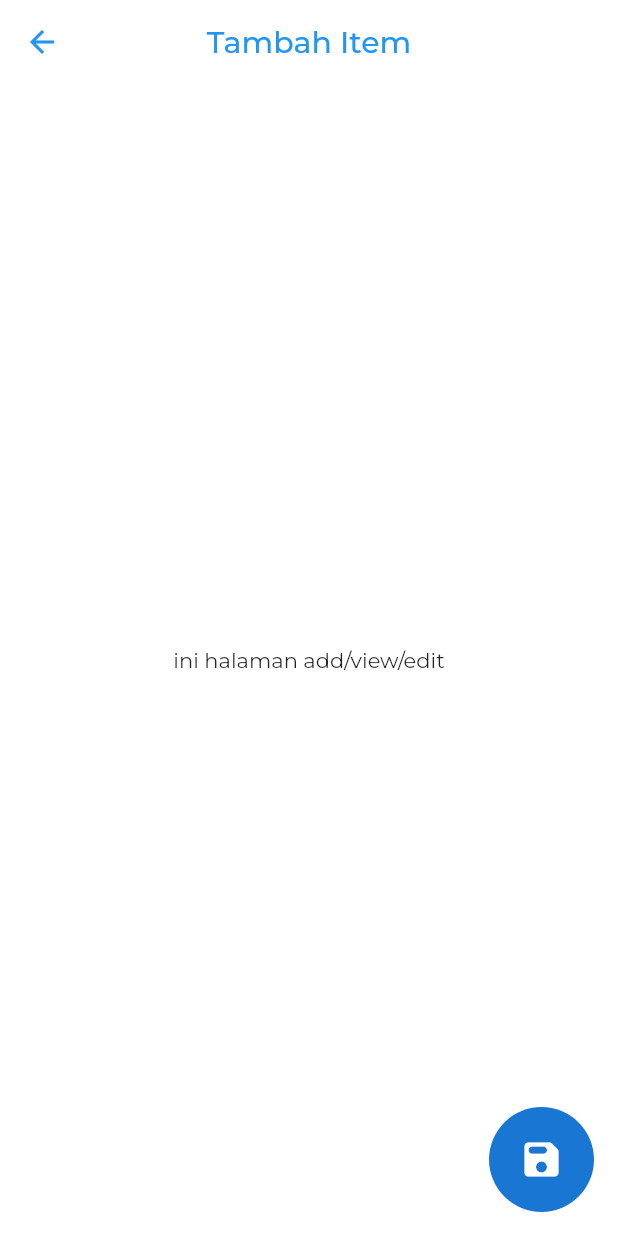
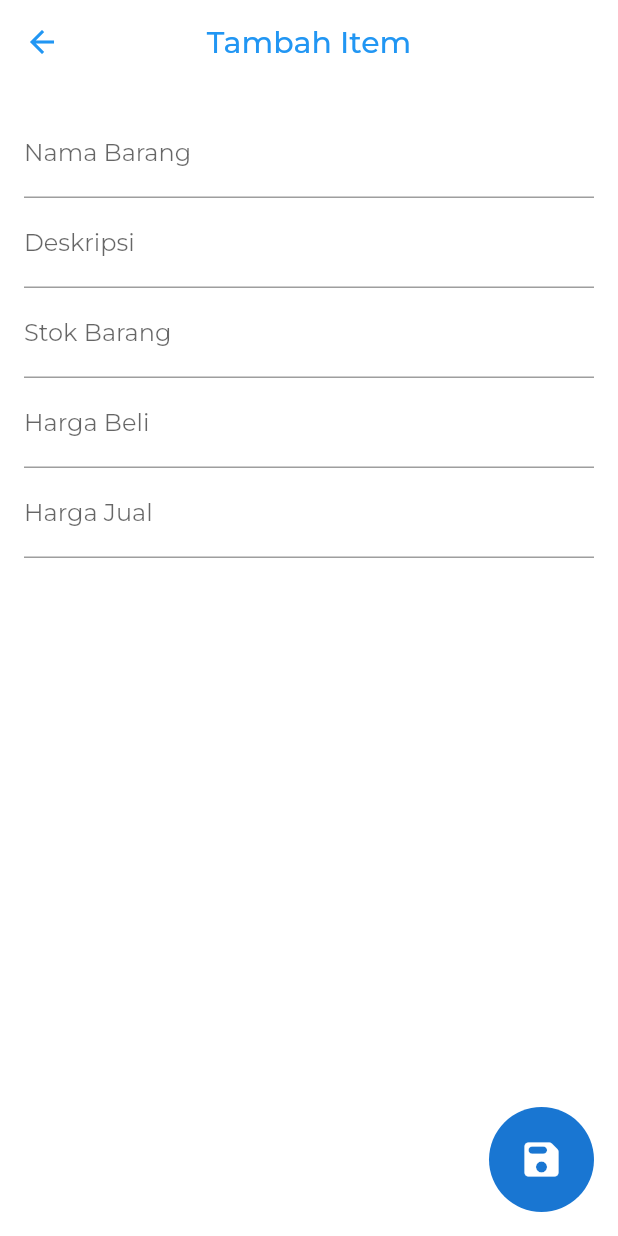
Before and after one commit to ramasii/itemwise, a Flutter app: the screen it shows after launch, after a tap on the "add" icon, on a phone screen of 412 x 824 dp. Run offline on Flutter 3.47's test engine with Material 2 defaults, Android fonts, the phone set to English and light mode, and no system bars; our stand-ins replace shared_preferences; generated files the repository leaves out were written again.

Commit message:
CREATE, READ, DELETE

```diff
--- a/lib/allpackages.dart
+++ b/lib/allpackages.dart
@@ -1,3 +1,6 @@
 export 'package:flutter_localizations/flutter_localizations.dart';
 export 'package:flutter_gen/gen_l10n/app_localizations.dart';
 export 'dart:convert';
+export 'package:shared_preferences/shared_preferences.dart';
+export './utils/itemwise_utils.dart';
+export 'dart:developer';
--- a/lib/l10n/app_id.arb
+++ b/lib/l10n/app_id.arb
@@ -2,5 +2,11 @@
     "addItem": "Tambah Item",
     "thisRoomEmpty": "Ruangan ini kosong",
     "close": "Tutup",
-    "itemDetail": "Detail Item"
+    "itemDetail": "Detail Item",
+    "itemName": "Nama Barang",
+    "description": "Deskripsi",
+    "itemStock": "Stok Barang",
+    "purPrice": "Harga Beli",
+    "selPrice": "Harga Jual",
+    "mustFilled": "Wajib diisi!"
 }
--- a/lib/main.dart
+++ b/lib/main.dart
@@ -1,11 +1,11 @@
 import 'package:flutter/material.dart';
-import 'package:flutter_localizations/flutter_localizations.dart';
-import 'package:flutter_gen/gen_l10n/app_localizations.dart';
+import 'package:itemwise/allpackages.dart';
 import 'l10n/l10n.dart';
 import './pages/pages.dart';
 
 void main() {
   runApp(const MyApp());
+  ItemWise.getItems();
 }
 
 class MyApp extends StatelessWidget {
@@ -46,7 +46,11 @@ class MyApp extends StatelessWidget {
   AppBarTheme _appBarTheme() {
     return const AppBarTheme(
       centerTitle: true,
-        titleTextStyle: TextStyle(fontFamily: "Montserrat", fontSize: 20, fontWeight: FontWeight.w500, color: Colors.blue),
+      titleTextStyle: TextStyle(
+          fontFamily: "Montserrat",
+          fontSize: 20,
+          fontWeight: FontWeight.w500,
+          color: Colors.blue),
       color: Colors.white,
       iconTheme: IconThemeData(color: Colors.blue),
       elevation: 0,
--- a/lib/pages/home_page.dart
+++ b/lib/pages/home_page.dart
@@ -1,12 +1,9 @@
-import 'dart:developer';
-
 import 'package:itemwise/allpackages.dart';
 import 'package:flutter/material.dart';
-import 'package:shared_preferences/shared_preferences.dart';
 import 'pages.dart';
 
 class MyHomePage extends StatefulWidget {
-  const MyHomePage({super.key, required this.title});
+  const MyHomePage({super.key, this.title = "Item Wise"});
 
   final String title;
 
@@ -15,16 +12,12 @@ class MyHomePage extends StatefulWidget {
 }
 
 class _MyHomePageState extends State<MyHomePage> {
-  List items = [
-    {"id": "ini id unik", "title": "ini title"}
-  ];
-
   @override
   void initState() {
     // TODO: implement initState
     super.initState();
     log('in homePage');
-    getItems();
+    ItemWise.getItems();
   }
 
   @override
@@ -33,7 +26,7 @@ class _MyHomePageState extends State<MyHomePage> {
       appBar: AppBar(
         title: Text(widget.title),
       ),
-      body: items.isNotEmpty
+      body: ItemWise.items.isNotEmpty
           ? listItems(context)
           : Center(
               child: Text(
@@ -69,12 +62,17 @@ class _MyHomePageState extends State<MyHomePage> {
 
   Widget listItems(BuildContext context) {
     return SingleChildScrollView(
-      child: Column(
-          children: List.generate(items.length, (index) {
-        var id = items[index]['id'];
-        var title = items[index]['title'];
-        return buildItem(index, context, id, title);
-      })),
+      child: StatefulBuilder(
+        builder: (BuildContext context, StateSetter setState) {
+          return Column(
+            children: List.generate(ItemWise.items.length, (index) {
+              var id = ItemWise.items[index]['id'];
+              var title = ItemWise.items[index]['name'];
+              return buildItem(index, context, id, title);
+            }),
+          );
+        },
+      ),
     );
   }
 
@@ -87,59 +85,27 @@ class _MyHomePageState extends State<MyHomePage> {
             radius: 22,
             child: Icon(Icons.ac_unit),
           ),
-          title: Text(items[index]['title']),
-          subtitle: Text(items[index]['id']),
+          title: Text(
+            ItemWise.items[index]['name'],
+            overflow: TextOverflow.ellipsis,
+          ),
+          subtitle: Text(ItemWise.items[index]['desc'],
+              overflow: TextOverflow.ellipsis),
           onTap: () async {
             Navigator.push(
                 context,
                 MaterialPageRoute(
                     builder: (ctx) => ViewItemPage(
-                          itemMap: items[index],
+                          itemMap: ItemWise.items[index],
                         )));
           },
           onLongPress: () async {
             setState(() {
-              items.removeWhere((element) => element["id"] == id);
+              ItemWise.items.removeWhere((element) => element["id"] == id);
             });
           },
         ))
       ],
     );
   }
-
-  void _addList() {
-    log('START _adList');
-    setState(() {
-      items.add({
-        "id": DateTime.now().millisecondsSinceEpoch.toString(),
-        "title": DateTime.now().toString()
-      });
-    });
-    log('DONE _adList');
-  }
-
-  void saveItems() async {
-    log('START saveItems');
-    SharedPreferences prefs = await SharedPreferences.getInstance();
-
-    String a = jsonEncode(items);
-
-    await prefs.setString('items', a);
-    log('DONE saveItems');
-  }
-
-  void getItems() async {
-    log('START getItems');
-    final SharedPreferences prefs = await SharedPreferences.getInstance();
-
-    log(prefs.getString('items') == null ? 'items null' : 'items ada');
-    String a = prefs.getString('items') ?? jsonEncode(items);
-
-    List b = jsonDecode(a);
-
-    setState(() {
-      items = b;
-    });
-    log('DONE getItems');
-  }
 }
--- a/lib/pages/view_item_page.dart
+++ b/lib/pages/view_item_page.dart
@@ -1,7 +1,6 @@
-import 'dart:developer';
-
 import 'package:itemwise/allpackages.dart';
 import 'package:flutter/material.dart';
+import 'package:itemwise/pages/home_page.dart';
 
 class ViewItemPage extends StatefulWidget {
   const ViewItemPage({super.key, this.itemMap});
@@ -13,8 +12,14 @@ class ViewItemPage extends StatefulWidget {
 }
 
 class _ViewItemPageState extends State<ViewItemPage> {
-  List<Map> items = [];
+  List items = [];
   bool isEdit = true;
+
+  final TextEditingController _itemNameController = TextEditingController();
+  final TextEditingController _itemDescriptionController = TextEditingController();
+  final TextEditingController _itemStockController = TextEditingController();
+  final TextEditingController _purchasePriceController = TextEditingController();
+  final TextEditingController _sellingPriceController = TextEditingController();
 
   @override
   void initState() {
@@ -22,29 +27,148 @@ class _ViewItemPageState extends State<ViewItemPage> {
     log('in viewItemPage');
     if (widget.itemMap != null) {
       isEdit = false;
+      _itemNameController.text = widget.itemMap!['name'];
+      _itemDescriptionController.text = widget.itemMap!['desc'];
+      _itemStockController.text = widget.itemMap!['stock'].toString();
+      _purchasePriceController.text = widget.itemMap!['purPrice'].toString();
+      _sellingPriceController.text = widget.itemMap!['selPrice'].toString();
     }
   }
 
   @override
   Widget build(BuildContext context) {
     return Scaffold(
-        appBar: AppBar(
-          title: Text(widget.itemMap == null
-              ? AppLocalizations.of(context)!.addItem
-              : AppLocalizations.of(context)!.itemDetail),
+      appBar: AppBar(
+        title: Text(widget.itemMap == null
+            ? AppLocalizations.of(context)!.addItem
+            : AppLocalizations.of(context)!.itemDetail),
+      ),
+      floatingActionButton: saveButton(context),
+      body: SingleChildScrollView(
+        padding: const EdgeInsets.all(16.0),
+        child: Column(
+          crossAxisAlignment: CrossAxisAlignment.start,
+          children: [
+            // nama item | item name
+            TextFormField(
+              controller: _itemNameController,
+              validator: (value) {
+                if (value == null || value.isEmpty) {
+                  return 'Item name is required';
+                }
+                return null; // Validasi berhasil
+              },
+              decoration: InputDecoration(
+                  labelText: AppLocalizations.of(context)!.itemName),
+            ),
+            // deskripsi | description
+            TextFormField(
+              controller: _itemDescriptionController,
+              decoration: InputDecoration(
+                  labelText: AppLocalizations.of(context)!.description),
+              maxLines: null,
+            ),
+            // stok | stock
+            TextFormField(
+              key: GlobalKey(),
+              controller: _itemStockController,
+              validator: (value) {
+                if (value == null || value.isEmpty) {
+                  return 'Item name is required';
+                }
+                else {
+                  return null; // Validasi berhasil
+                }
+              },
+              keyboardType: TextInputType.number,
+              decoration: InputDecoration(
+                  labelText: AppLocalizations.of(context)!.itemStock),
+              onChanged: (value) {
+                // Membersihkan karakter selain angka
+                clearNotNumber(value, _itemStockController);
+              },
+            ),
+            // harga beli | purchase price | buy price
+            TextFormField(
+              controller: _purchasePriceController,
+              validator: (value) {
+                if (value == null || value.isEmpty) {
+                  return 'Item name is required';
+                }
+                return null; // Validasi berhasil
+              },
+              keyboardType: TextInputType.number,
+              decoration: InputDecoration(
+                  labelText: AppLocalizations.of(context)!.purPrice),
+              onChanged: (value) {
+                // Membersihkan karakter selain angka
+                clearNotNumber(value, _purchasePriceController);
+              },
+            ),
+            // harga jual | sell price
+            TextFormField(
+              controller: _sellingPriceController,
+              validator: (value) {
+                if (value == null || value.isEmpty) {
+                  return 'Item name is required';
+                }
+                return null; // Validasi berhasil
+              },
+              keyboardType: TextInputType.number,
+              decoration: InputDecoration(
+                  labelText: AppLocalizations.of(context)!.selPrice),
+              onChanged: (value) {
+                // Membersihkan karakter selain angka
+                clearNotNumber(value, _sellingPriceController);
+              },
+            ),
+          ],
         ),
-        floatingActionButton: saveButton(context),
-        body: const Center(
-          child: Text('ini halaman add/view/edit'),
-        ));
+      ),
+    );
+  }
+
+  void clearNotNumber(String value, TextEditingController controller) {
+    final cleanedValue = value.replaceAll(RegExp(r'[^0-9]'), '');
+    if (cleanedValue != value) {
+      controller.text = cleanedValue;
+      controller.selection = TextSelection.fromPosition(
+        TextPosition(offset: cleanedValue.length),
+      );
+    }
+  }
+
+  void clearTextController() {
+    setState(() {
+      _itemDescriptionController.clear();
+      _itemNameController.clear();
+      _itemStockController.clear();
+      _purchasePriceController.clear();
+      _sellingPriceController.clear();
+    });
   }
 
   Widget saveButton(BuildContext context) {
     return Tooltip(
       message: "",
       child: InkWell(
-        /* onTap: () => Navigator.push(
-            context, MaterialPageRoute(builder: (ctx) => const ViewItemPage())), */
+        onTap: () async {
+          if (widget.itemMap == null) {
+            String name = _itemNameController.text;
+            String desc = _itemDescriptionController.text;
+            String stock = _itemStockController.text;
+            String purPrice = _purchasePriceController.text;
+            String selPrice = _sellingPriceController.text;
+            await ItemWise.addItem(name, desc, stock, purPrice, selPrice);
+            await ItemWise.saveItems();
+            clearTextController();
+            // ignore: use_build_context_synchronously
+            Navigator.pushAndRemoveUntil(
+                context,
+                MaterialPageRoute(builder: (_) => const MyHomePage()),
+                (route) => false);
+          }
+        },
         radius: 35,
         borderRadius: BorderRadius.circular(30),
         child: const CircleAvatar(
--- /dev/null
+++ b/lib/utils/itemwise_utils.dart
@@ -0,0 +1,46 @@
+import 'package:itemwise/allpackages.dart';
+
+class ItemWise {
+  static List items = [];
+
+  static Future<void> saveItems() async {
+    log('START saveItems');
+    SharedPreferences prefs = await SharedPreferences.getInstance();
+
+    String a = jsonEncode(ItemWise.items);
+
+    await prefs.setString('items', a);
+    log('DONE saveItems');
+  }
+
+  static Future<void> getItems() async {
+    log('START getItems');
+    final SharedPreferences prefs = await SharedPreferences.getInstance();
+
+    log(prefs.getString('items') == null ? 'items null' : 'items ada');
+
+    String a = prefs.getString('items') ?? "[]";
+
+    List b = jsonDecode(a);
+
+    ItemWise.items = b;
+    log('DONE getItems');
+  }
+
+  static Future<void> addItem(
+      String name, String desc, String stock, String purPrice, String selPrice) async {
+    log('START addItem');
+    var a = DateTime.now().millisecondsSinceEpoch.toString();
+    ItemWise.items.add({
+      "id": a,
+      "name": name,
+      "desc": desc,
+      "stock": stock,
+      "purPrice": purPrice,
+      "selPrice": selPrice,
+      "addedTime": a,
+      "editedTime": a,
+    });
+    log('DONE addItem');
+  }
+}
```
Lines whose indentation alone changed are shown as unchanged.
